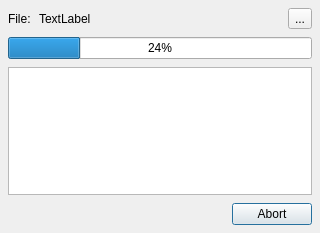
First picture: the form in ui/deleteprogressdialog.ui, repository maxavadallat/maxcommander, before the edit.
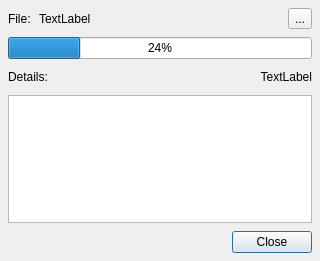
Second picture: the form after the edit.

```diff
--- a/ui/deleteprogressdialog.ui
+++ b/ui/deleteprogressdialog.ui
@@ -7,7 +7,7 @@
     <x>0</x>
     <y>0</y>
     <width>320</width>
-    <height>229</height>
+    <height>260</height>
    </rect>
   </property>
   <property name="minimumSize">
@@ -68,6 +68,80 @@
     </widget>
    </item>
    <item row="2" column="0">
+    <layout class="QGridLayout" name="detailsTextLayout">
+     <item row="0" column="0">
+      <widget class="QLabel" name="detailsTitleLabel">
+       <property name="sizePolicy">
+        <sizepolicy hsizetype="Minimum" vsizetype="Preferred">
+         <horstretch>0</horstretch>
+         <verstretch>0</verstretch>
+        </sizepolicy>
+       </property>
+       <property name="minimumSize">
+        <size>
+         <width>0</width>
+         <height>0</height>
+        </size>
+       </property>
+       <property name="text">
+        <string>Details:</string>
+       </property>
+      </widget>
+     </item>
+     <item row="0" column="1">
+      <spacer name="horizontalSpacer_2">
+       <property name="orientation">
+        <enum>Qt::Horizontal</enum>
+       </property>
+       <property name="sizeHint" stdset="0">
+        <size>
+         <width>40</width>
+         <height>20</height>
+        </size>
+       </property>
+      </spacer>
+     </item>
+     <item row="0" column="2">
+      <widget class="QLabel" name="queueCountLabel">
+       <property name="sizePolicy">
+        <sizepolicy hsizetype="Minimum" vsizetype="Preferred">
+         <horstretch>0</horstretch>
+         <verstretch>0</verstretch>
+        </sizepolicy>
+       </property>
+       <property name="minimumSize">
+        <size>
+         <width>64</width>
+         <height>0</height>
+        </size>
+       </property>
+       <property name="maximumSize">
+        <size>
+         <width>64</width>
+         <height>16777215</height>
+        </size>
+       </property>
+       <property name="text">
+        <string>TextLabel</string>
+       </property>
+       <property name="alignment">
+        <set>Qt::AlignRight|Qt::AlignTrailing|Qt::AlignVCenter</set>
+       </property>
+      </widget>
+     </item>
+    </layout>
+   </item>
+   <item row="4" column="0">
+    <widget class="QDialogButtonBox" name="buttonBox">
+     <property name="orientation">
+      <enum>Qt::Horizontal</enum>
+     </property>
+     <property name="standardButtons">
+      <set>QDialogButtonBox::Close</set>
+     </property>
+    </widget>
+   </item>
+   <item row="3" column="0">
     <widget class="QListWidget" name="detailsList">
      <property name="minimumSize">
       <size>
@@ -77,16 +151,6 @@
      </property>
     </widget>
    </item>
-   <item row="3" column="0">
-    <widget class="QDialogButtonBox" name="buttonBox">
-     <property name="orientation">
-      <enum>Qt::Horizontal</enum>
-     </property>
-     <property name="standardButtons">
-      <set>QDialogButtonBox::Abort</set>
-     </property>
-    </widget>
-   </item>
   </layout>
  </widget>
  <resources/>
```
Left out of the diff: 7 changed lines with no effect on the pictures.
